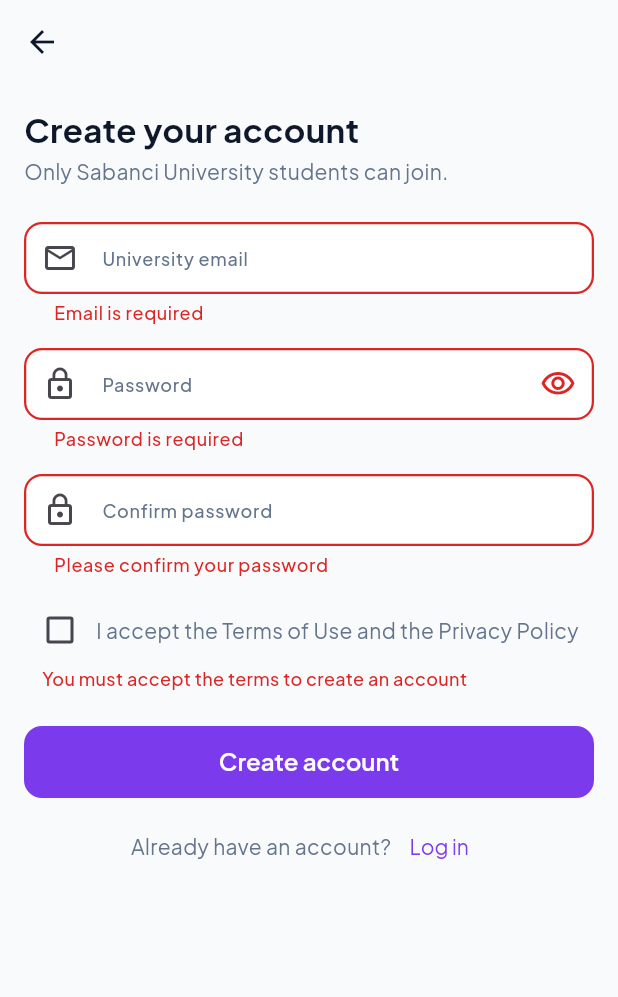
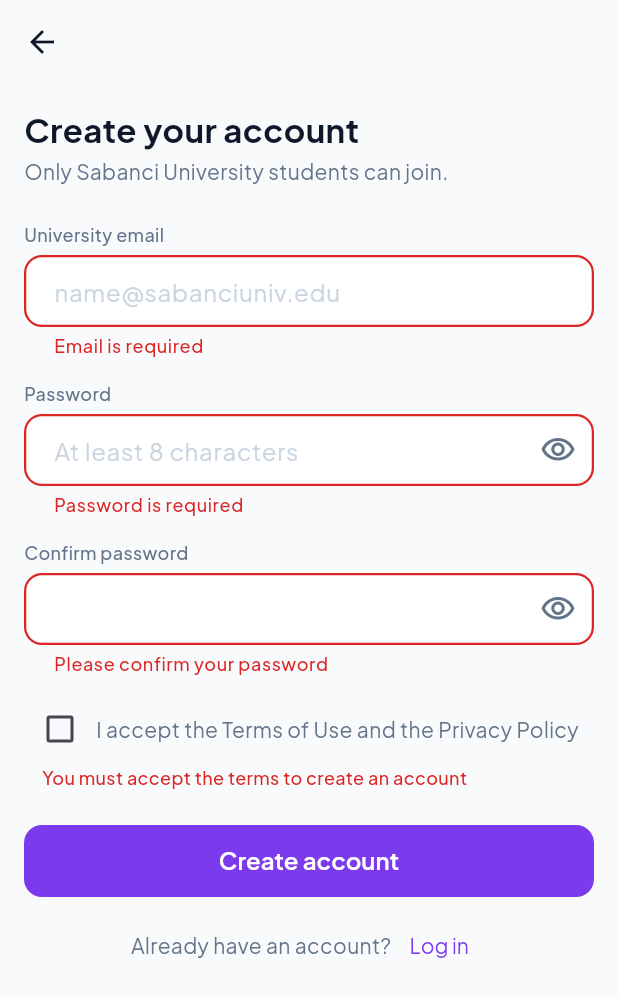
Before and after one commit to turanaskerli/cs-310-project, a Flutter app: the SignUpScreen screen opened by its route, after a tap on "Create account", on a phone screen of 412 x 824 dp. Shown: the top 997 px of the screen. Run offline on Flutter 3.47's test engine with Material 3 defaults, Android fonts, the phone set to English and light mode, and no system bars; our stand-ins replace image_picker; accounts and stored records are empty.

Commit message:
Use the shared AppTextField and buttons on Sign up and Verify email

```diff
--- a/lib/screens/auth/sign_up_screen.dart
+++ b/lib/screens/auth/sign_up_screen.dart
@@ -5,6 +5,8 @@ import '../../utils/app_routes.dart';
 import '../../utils/app_spacing.dart';
 import '../../utils/app_text_styles.dart';
 import '../../utils/validators.dart';
+import '../../widgets/app_button.dart';
+import '../../widgets/app_text_field.dart';
 
 /// Sign up. Owner: Bassam.
 ///
@@ -28,7 +30,6 @@ class _SignUpScreenState extends State<SignUpScreen> {
   final _confirmCtrl = TextEditingController();
 
   bool _acceptedTerms = false;
-  bool _hidePassword = true;
 
   /// Errors are shown only after the first Create account tap, so the user
   /// is not greeted by red text before typing anything. After that, each
@@ -95,56 +96,34 @@ class _SignUpScreenState extends State<SignUpScreen> {
                   style: AppTextStyles.bodySmall,
                 ),
                 const SizedBox(height: AppSpacing.xl),
-                TextFormField(
+                AppTextField(
                   key: const ValueKey('signUpEmail'),
+                  label: 'University email',
+                  hint: 'name${Validators.universityDomain}',
                   controller: _emailCtrl,
                   keyboardType: TextInputType.emailAddress,
                   textInputAction: TextInputAction.next,
                   autofillHints: const [AutofillHints.email],
-                  decoration: const InputDecoration(
-                    labelText: 'University email',
-                    hintText: 'name${Validators.universityDomain}',
-                    prefixIcon: Icon(Icons.mail_outline),
-                  ),
                   validator: Validators.email,
                 ),
                 const SizedBox(height: AppSpacing.lg),
-                TextFormField(
+                AppTextField(
                   key: const ValueKey('signUpPassword'),
+                  label: 'Password',
+                  hint: 'At least ${Validators.minPasswordLength} characters',
                   controller: _passwordCtrl,
-                  obscureText: _hidePassword,
+                  isPassword: true,
                   textInputAction: TextInputAction.next,
-                  decoration: InputDecoration(
-                    labelText: 'Password',
-                    helperText:
-                        'At least ${Validators.minPasswordLength} characters',
-                    prefixIcon: const Icon(Icons.lock_outline),
-                    suffixIcon: IconButton(
-                      tooltip: _hidePassword
-                          ? 'Show password'
-                          : 'Hide password',
-                      onPressed: () =>
-                          setState(() => _hidePassword = !_hidePassword),
-                      icon: Icon(
-                        _hidePassword
-                            ? Icons.visibility_outlined
-                            : Icons.visibility_off_outlined,
-                      ),
-                    ),
-                  ),
                   validator: Validators.password,
                 ),
                 const SizedBox(height: AppSpacing.lg),
-                TextFormField(
+                AppTextField(
                   key: const ValueKey('signUpConfirm'),
+                  label: 'Confirm password',
                   controller: _confirmCtrl,
-                  obscureText: _hidePassword,
+                  isPassword: true,
                   textInputAction: TextInputAction.done,
-                  onFieldSubmitted: (_) => _submit(),
-                  decoration: const InputDecoration(
-                    labelText: 'Confirm password',
-                    prefixIcon: Icon(Icons.lock_outline),
-                  ),
+                  onSubmitted: (_) => _submit(),
                   validator: Validators.confirmPassword(
                     () => _passwordCtrl.text,
                   ),
@@ -155,10 +134,7 @@ class _SignUpScreenState extends State<SignUpScreen> {
                   onChanged: (v) => setState(() => _acceptedTerms = v),
                 ),
                 const SizedBox(height: AppSpacing.xl),
-                FilledButton(
-                  onPressed: _submit,
-                  child: const Text('Create account'),
-                ),
+                PrimaryButton(label: 'Create account', onPressed: _submit),
                 const SizedBox(height: AppSpacing.sm),
                 Wrap(
                   alignment: WrapAlignment.center,
--- a/lib/screens/auth/verify_email_screen.dart
+++ b/lib/screens/auth/verify_email_screen.dart
@@ -4,6 +4,7 @@ import '../../utils/app_colors.dart';
 import '../../utils/app_routes.dart';
 import '../../utils/app_spacing.dart';
 import '../../utils/app_text_styles.dart';
+import '../../widgets/app_button.dart';
 
 /// Verify email. Owner: Bassam.
 ///
@@ -95,15 +96,15 @@ class VerifyEmailScreen extends StatelessWidget {
               child: Column(
                 crossAxisAlignment: CrossAxisAlignment.stretch,
                 children: [
-                  FilledButton(
+                  PrimaryButton(
+                    label: "I've verified",
                     onPressed: () =>
                         Navigator.pushNamed(context, AppRoutes.consent),
-                    child: const Text("I've verified"),
                   ),
                   const SizedBox(height: AppSpacing.md),
-                  OutlinedButton(
+                  SecondaryButton(
+                    label: 'Resend email',
                     onPressed: () => _resend(context, email),
-                    child: const Text('Resend email'),
                   ),
                 ],
               ),
```
